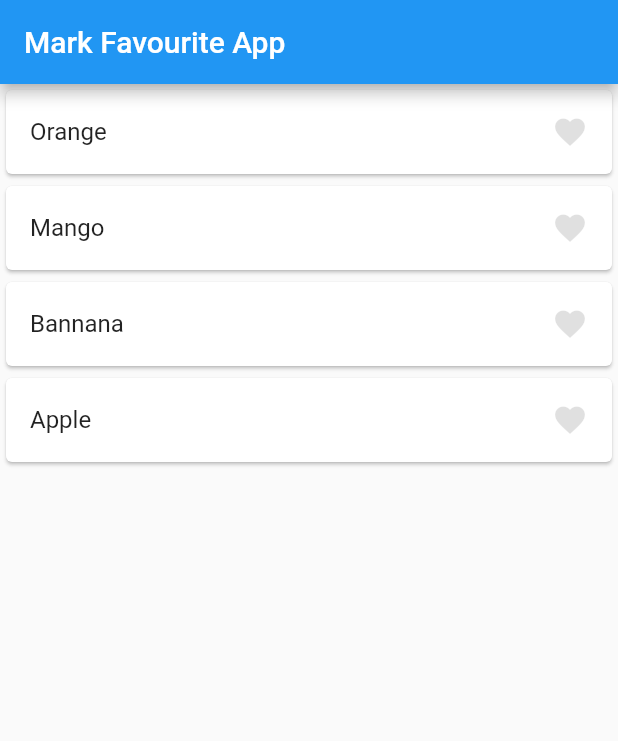
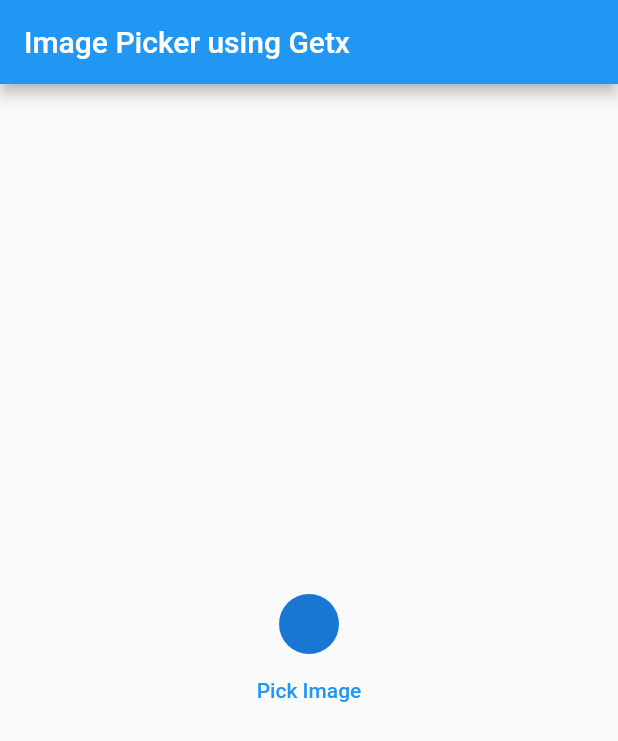
Before and after one commit to Ifte234/GetxWidgets, a Flutter app: the screen it shows after launch, on a phone screen of 412 x 824 dp. Shown: the top 741 px of the screen. Run offline on Flutter 3.47's test engine with Material 2 defaults, Android fonts, the phone set to English and light mode, and no system bars; our stand-ins replace get, image_picker.

Commit message:
ImagePicker from Camera or gallery  Screen Completed using Getx

```diff
--- /dev/null
+++ b/lib/ImagePickerGetx/ImagePickerController.dart
@@ -0,0 +1,14 @@
+import 'package:get/get.dart';
+import 'package:image_picker/image_picker.dart';
+
+class ImagePickerController extends GetxController{
+  RxString imagePath = ''.obs;
+  Future getImage()async{
+    final ImagePicker _picker = ImagePicker();
+    final image = await _picker.pickImage(source: ImageSource.gallery);
+    if( image!= null){
+       imagePath.value =image.path.toString();
+    }
+  }
+
+}
--- /dev/null
+++ b/lib/ImagePickerGetx/ImagePickerHome.dart
@@ -0,0 +1,44 @@
+import 'dart:io';
+
+import 'package:flutter/material.dart';
+import 'package:get/get.dart';
+
+import 'ImagePickerController.dart';
+
+class ImagePickerHome extends StatefulWidget {
+  const ImagePickerHome({Key? key}) : super(key: key);
+
+  @override
+  State<ImagePickerHome> createState() => _ImagePickerHomeState();
+}
+
+class _ImagePickerHomeState extends State<ImagePickerHome> {
+  ImagePickerController controller1 = Get.put(ImagePickerController());
+  @override
+  Widget build(BuildContext context) {
+    return Scaffold(
+      appBar: AppBar(
+        title: Text('Image Picker using Getx'),
+      ),
+      body: Obx((){
+            return Column(
+              mainAxisAlignment: MainAxisAlignment.center,
+              crossAxisAlignment: CrossAxisAlignment.center,
+              children: [
+                Center(child:CircleAvatar(
+                    backgroundImage: controller1.imagePath.isNotEmpty ?
+                    FileImage(File(controller1.imagePath.toString())) :
+                    null
+                ) ,),
+                Center(child: TextButton(onPressed: (){
+                  controller1.getImage();
+                }, child: Text('Pick Image')),)
+
+              ],
+            );
+          }),
+
+
+    );
+  }
+}
--- a/lib/main.dart
+++ b/lib/main.dart
@@ -3,6 +3,7 @@ import 'package:get/get.dart';
 import 'package:color_grading_switch/Example_switch/Myswitch.dart';
 import 'package:color_grading_switch/MarkFav_App/MarkFavScreen.dart';
 import 'HomeScreen.dart';
+import 'ImagePickerGetx/ImagePickerHome.dart';
 void main() {
   runApp(const MyApp());
 }
@@ -13,7 +14,8 @@ class MyApp extends StatelessWidget {
   @override
   Widget build(BuildContext context) {
     return GetMaterialApp(
-      home: MarkFavScreen(),
+      home: ImagePickerHome(),
+      // home: MarkFavScreen(),
     );
   }
 }
--- a/pubspec.yaml
+++ b/pubspec.yaml
@@ -35,6 +35,7 @@ dependencies:
   # The following adds the Cupertino Icons font to your application.
   # Use with the CupertinoIcons class for iOS style icons.
   cupertino_icons: ^1.0.2
+  image_picker:
   get: ^4.6.5
 
 dev_dependencies:
```
Also changed, not shown: pubspec.lock, 1 other file.
